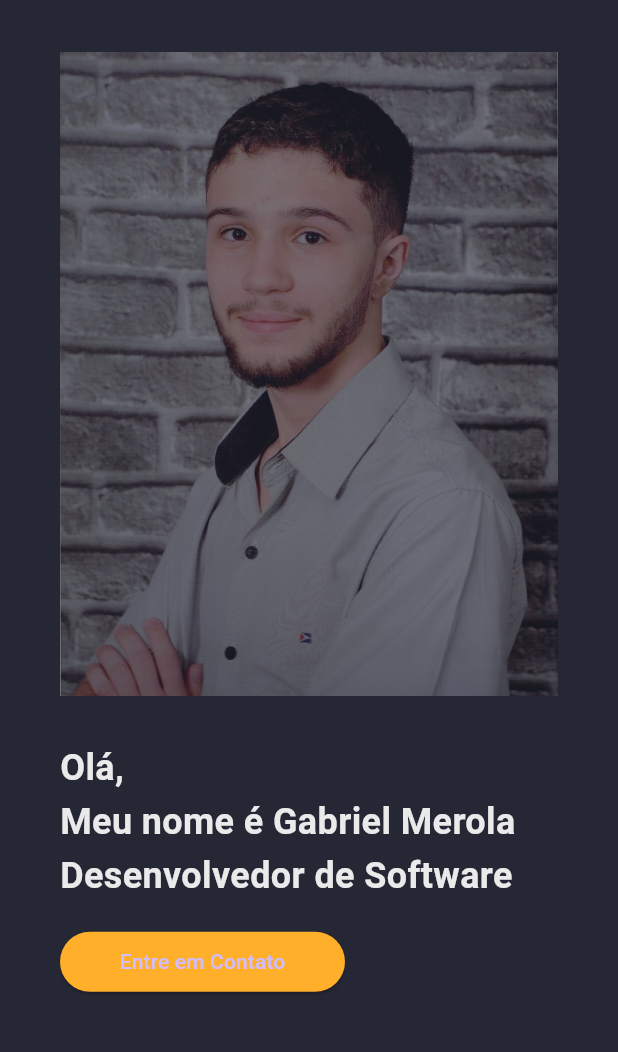
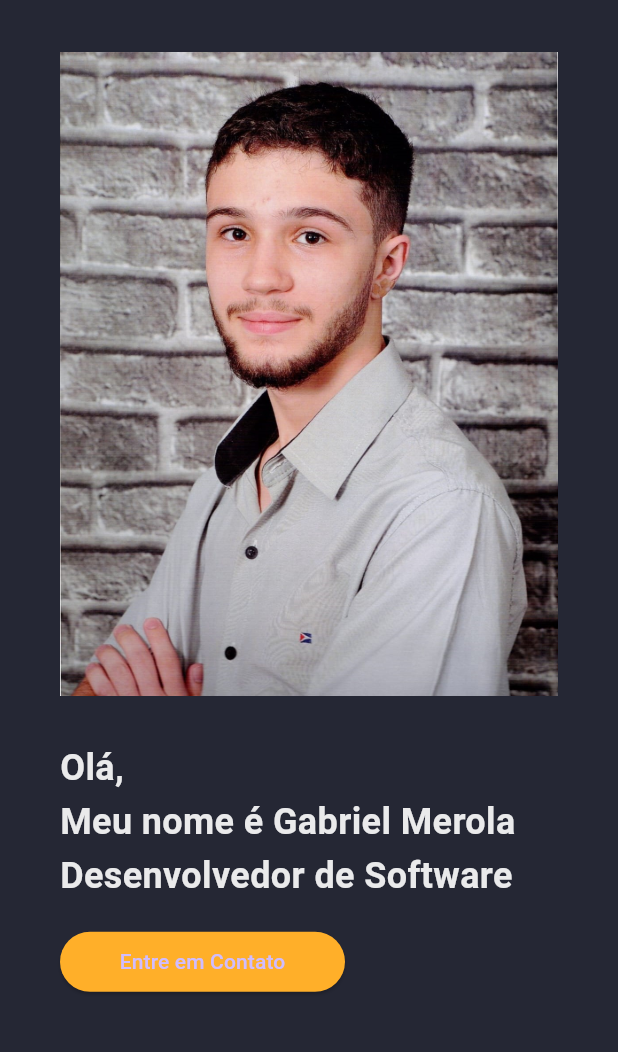
Before and after one commit to gabrielmerola/portifolioFlutter, a Flutter app: the screen it shows after launch, on a phone screen of 412 x 824 dp, the part 83-1135 px from its top. Run offline on Flutter 3.47's test engine with Material 3 defaults, Android fonts, the phone set to English and light mode, and no system bars.

Commit message:
resolve image mobile

```diff
--- a/lib/widget/main_mobile.dart
+++ b/lib/widget/main_mobile.dart
@@ -23,20 +23,9 @@ class MainMobile extends StatelessWidget {
         mainAxisAlignment: MainAxisAlignment.start,
         crossAxisAlignment: CrossAxisAlignment.start,
         children: [
-          ShaderMask(
-            shaderCallback: (bounds) {
-              return LinearGradient(
-                colors: [
-                  CustomColor.scaffoldBg.withOpacity(0.6),
-                  CustomColor.scaffoldBg.withOpacity(0.6)
-                ],
-              ).createShader(bounds);
-            },
-            blendMode: BlendMode.srcATop,
-            child: Image.asset(
-              "assets/fotoPerfil.jpg",
-              width: screenWidth,
-            ),
+          Image.asset(
+            "assets/fotoPerfil.jpg",
+            width: screenWidth,
           ),
           const SizedBox(
             height: 30,
```
Also changed, not shown: 3 other files.
